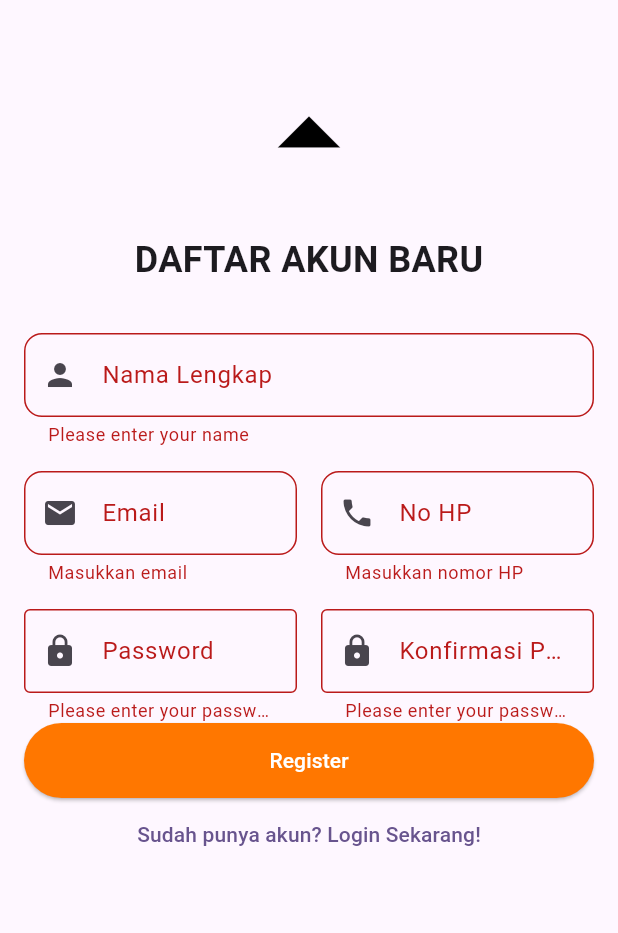
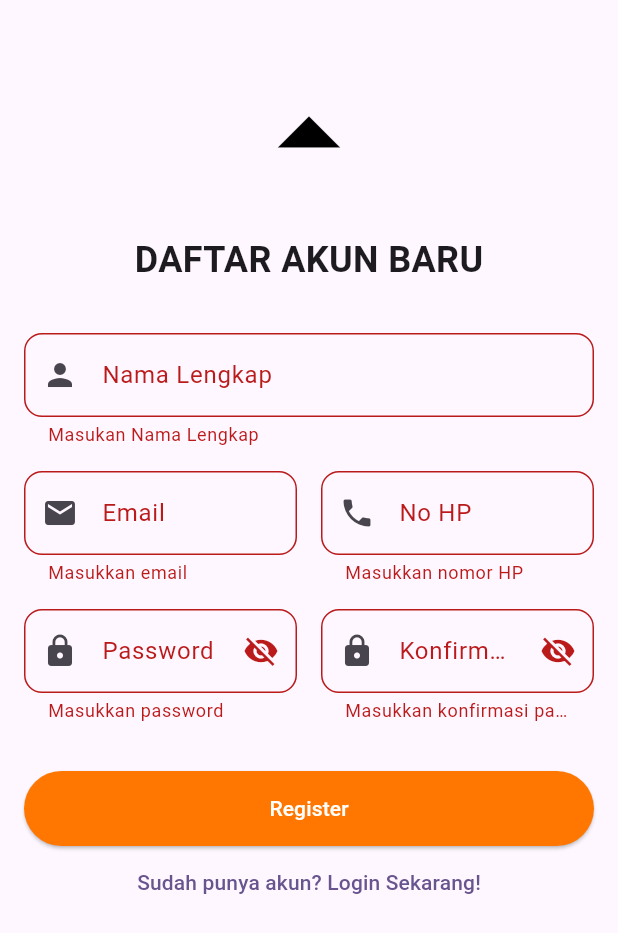
Before and after one commit to AnggaWdnt/20220140140_ucp1flutter, a Flutter app: the RegisterPage screen opened directly, after a tap on "Register", on a phone screen of 412 x 824 dp. Shown: the top 933 px of the screen. Run offline on Flutter 3.47's test engine with Material 3 defaults, Android fonts, the phone set to English and light mode, and no system bars.

Commit message:
merubah tampilan box pada password dan konfimasi password

```diff
--- a/lib/registerpage.dart
+++ b/lib/registerpage.dart
@@ -46,7 +46,7 @@ class _RegisterPageState extends State<RegisterPage> {
                       prefixIcon: Icon(Icons.person),
                       border: OutlineInputBorder(borderRadius: BorderRadius.circular(12)),
                     ),
-                    validator: (value) => value!.isEmpty ? 'Please enter your name' : null,
+                    validator: (value) => value!.isEmpty ? 'Masukan Nama Lengkap' : null,
                   ),
                   SizedBox(height: 16),
                                Row(
@@ -82,40 +82,34 @@ class _RegisterPageState extends State<RegisterPage> {
                       Expanded(
                         child: TextFormField(
                           controller: passwordController,
+                          obscureText: true,
                           decoration: InputDecoration(
                             labelText: 'Password',
                             prefixIcon: Icon(Icons.lock),
-                        border: OutlineInputBorder(),
+                            suffixIcon: Icon(Icons.visibility_off),
+                            border: OutlineInputBorder(borderRadius: BorderRadius.circular(12)),
                           ),
-                      obscureText: true,
-                      validator: (value) {
-                        if (value == null || value.isEmpty) {
-                          return 'Please enter your password';
-                        }
-                        return null;
-                      },
+                          validator: (value) => value!.isEmpty ? 'Masukkan password' : null,
                         ),
                       ),
                       SizedBox(width: 16),
                       Expanded(
                         child: TextFormField(
                           controller: konfirmasiPasswordController,
+                          obscureText: true,
                           decoration: InputDecoration(
                             labelText: 'Konfirmasi Password',
                             prefixIcon: Icon(Icons.lock),
-                        border: OutlineInputBorder(),
+                            suffixIcon: Icon(Icons.visibility_off),
+                            border: OutlineInputBorder(borderRadius: BorderRadius.circular(12)),
                           ),
-                      obscureText: true,
-                      validator: (value) {
-                        if (value == null || value.isEmpty) {
-                          return 'Please enter your password';
-                        }
-                        return null;
-                      },
+                          validator: (value) => value!.isEmpty ? 'Masukkan konfirmasi password' : null,
                         ),
                       ),
                     ],
                   ),
+                  SizedBox(height: 32),
+
               ElevatedButton(
                 style: ElevatedButton.styleFrom(
                   minimumSize: Size(500, 50),
```
Lines whose indentation alone changed are shown as unchanged.
